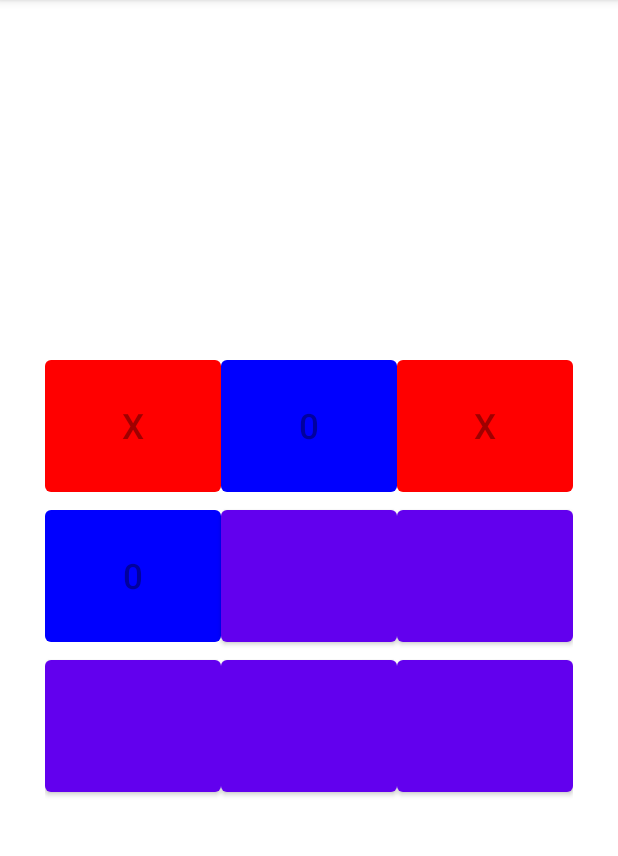
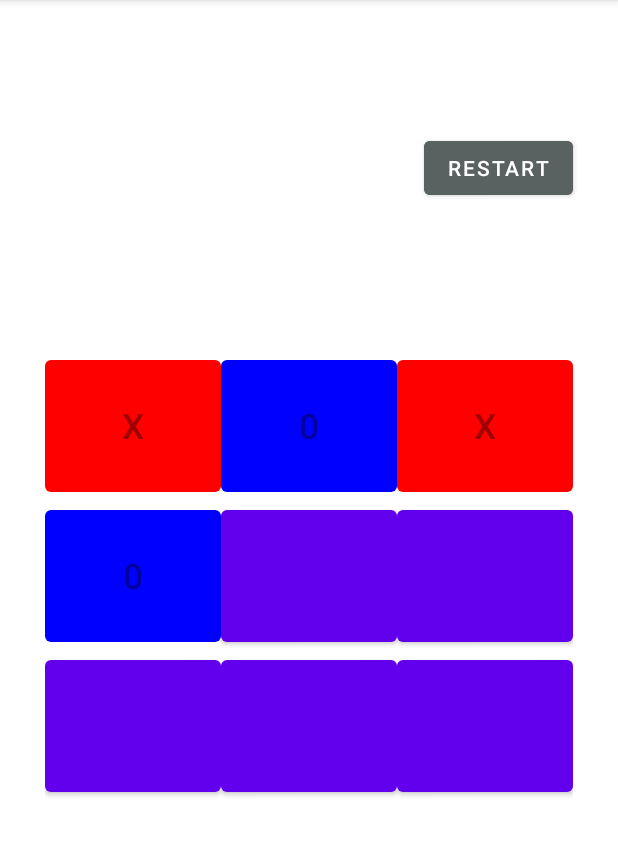
Before and after one commit to nikaKiltava/tictactoe, an Android app: the screen it shows after launch (MainActivity), after a tap on an icon or button, on a phone screen of 412 x 824 dp, the part 84-940 px from its top. Run offline under Robolectric (Android 15) with nearby library versions, the phone set to English and light mode, and no system bars; 3 other taps on this screen came first.

Commit message:
tictactoeH.W

```diff
--- a/app/src/main/res/layout/activity_main.xml
+++ b/app/src/main/res/layout/activity_main.xml
@@ -97,4 +97,18 @@
 
     </TableLayout>
 
+    <Button
+        android:id="@+id/restartButton"
+        android:layout_width="wrap_content"
+        android:layout_height="wrap_content"
+        android:text="Restart"
+        android:backgroundTint="#596161"
+        android:textColor="@color/white"
+        app:layout_constraintBottom_toBottomOf="parent"
+        app:layout_constraintEnd_toEndOf="parent"
+        app:layout_constraintHorizontal_bias="0.905"
+        app:layout_constraintStart_toStartOf="parent"
+        app:layout_constraintTop_toTopOf="parent"
+        app:layout_constraintVertical_bias="0.122" />
+
 </androidx.constraintlayout.widget.ConstraintLayout>
```
Also changed, not shown: app/src/main/java/com/adjarabet/myapplication/MainActivity.kt (+41 -0 lines).
